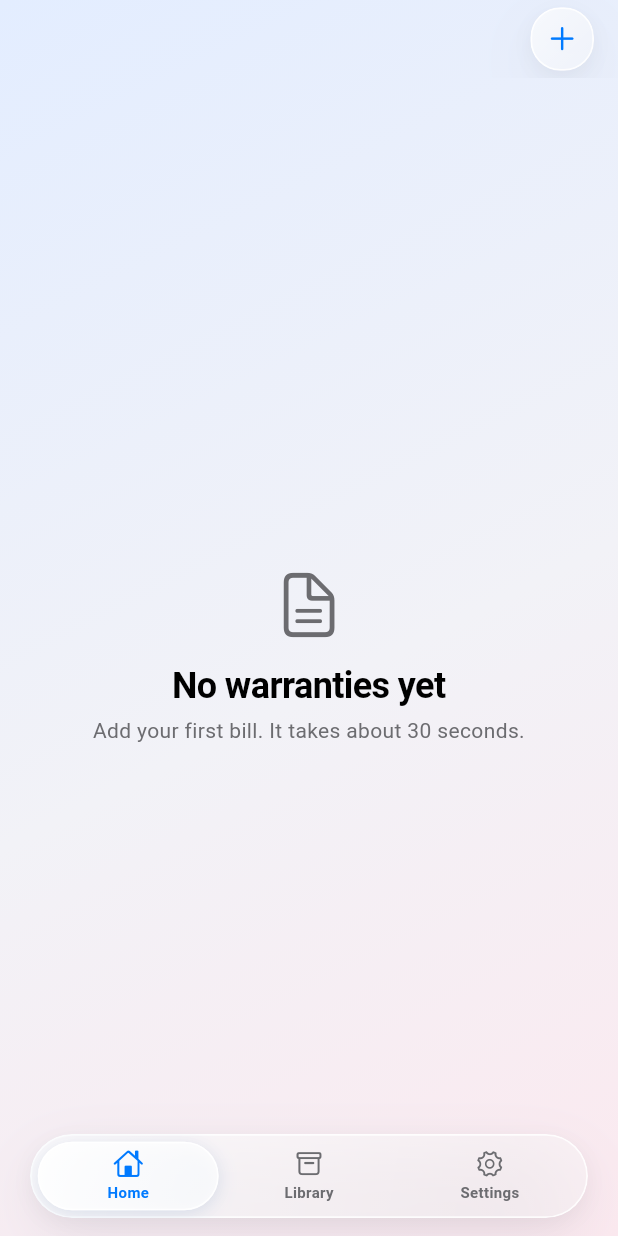
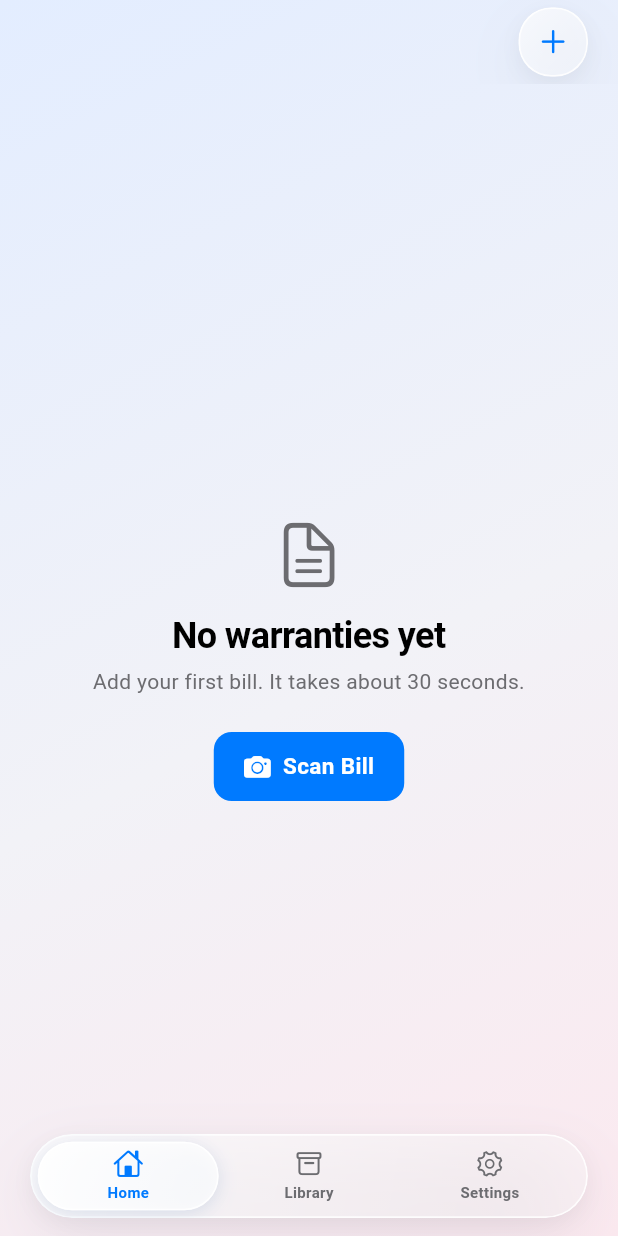
Before and after one commit to thesatyamjain/MyWarranties, a Flutter app: the Shell screen opened directly with empty values, on a phone screen of 412 x 824 dp. Run offline on Flutter 3.47's test engine with Material 3 defaults, Android fonts, the phone set to English and light mode, and no system bars; our stand-ins replace file_picker, flutter_local_notifications, image_picker, share_plus, shared_preferences, timezone; accounts and stored records are empty; Roboto replaces fonts that are missing (-apple-system).

Commit message:
fix(ui): refine top-right glass plus button padding/geometry and add central Scan Bill CTA on empty state

```diff
--- a/lib/main.dart
+++ b/lib/main.dart
@@ -105,10 +105,12 @@ class _ShellState extends State<Shell> {
           extendBody: true,
           appBar: AppBar(
             backgroundColor: Colors.transparent,
-            toolbarHeight: 52,
+            elevation: 0,
+            scrolledUnderElevation: 0,
+            toolbarHeight: 56,
             actions: [
               Padding(
-                padding: const EdgeInsets.only(right: 16),
+                padding: const EdgeInsets.only(right: 20),
                 child: Semantics(
                   button: true,
                   label: 'Add bill',
@@ -116,11 +118,15 @@ class _ShellState extends State<Shell> {
                     scaleFactor: 0.90,
                     onTap: () => startAddFlow(context, s),
                     child: const Glass(
-                      radius: 20,
+                      radius: 22,
+                      blur: 20,
                       child: SizedBox(
-                          width: 40,
-                          height: 40,
-                          child: Icon(CupertinoIcons.add, color: Pal.blue, size: 22)),
+                        width: 44,
+                        height: 44,
+                        child: Center(
+                          child: Icon(CupertinoIcons.plus, color: Pal.blue, size: 22),
+                        ),
+                      ),
                     ),
                   ),
                 ),
@@ -273,6 +279,32 @@ class Home extends StatelessWidget {
             const SizedBox(height: 6),
             Text('Add your first bill. It takes about 30 seconds.',
                 textAlign: TextAlign.center, style: t.bodyMedium),
+            const SizedBox(height: 24),
+            AppleBounce(
+              onTap: () => startAddFlow(context, s),
+              child: Container(
+                padding: const EdgeInsets.symmetric(horizontal: 20, vertical: 12),
+                decoration: BoxDecoration(
+                  color: Pal.blue,
+                  borderRadius: BorderRadius.circular(Pal.r),
+                ),
+                child: const Row(
+                  mainAxisSize: MainAxisSize.min,
+                  children: [
+                    Icon(CupertinoIcons.camera_fill, color: Colors.white, size: 18),
+                    SizedBox(width: 8),
+                    Text(
+                      'Scan Bill',
+                      style: TextStyle(
+                        color: Colors.white,
+                        fontWeight: FontWeight.w600,
+                        fontSize: 15,
+                      ),
+                    ),
+                  ],
+                ),
+              ),
+            ),
           ]),
         ),
       );
```
